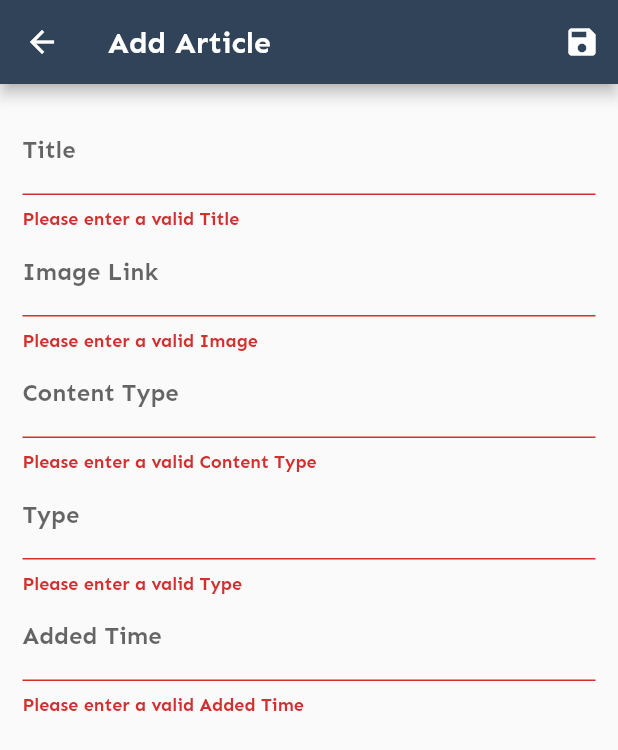
After one commit to ashishdas1997/savay_demo, a Flutter app: the EditArticleScreen screen opened by its route, after a tap on the "save" icon, on a phone screen of 412 x 824 dp. The commit adds this screen. Shown: the top 750 px of the screen. Run offline on Flutter 3.47's test engine with Material 2 defaults, Android fonts, the phone set to English and light mode, and no system bars.

Commit message:
Adding a new article to a library

```diff
--- a/lib/main.dart
+++ b/lib/main.dart
@@ -2,6 +2,8 @@ import 'package:flutter/cupertino.dart';
 import 'package:flutter/material.dart';
 import 'package:provider/provider.dart';
 import 'package:savaydemo/models/my_colors.dart';
+import 'package:savaydemo/screens/edit_article_screen.dart';
+import 'package:savaydemo/screens/library.dart';
 import 'package:savaydemo/services/article_services.dart';
 import 'screens/article_screen.dart';
 
@@ -26,6 +28,10 @@ class MyApp extends StatelessWidget {
             primaryColorLight: MyColor.primaryLightColor,
             accentColor: MyColor.primaryAssentColor),
         home: ArticleScreen(),
+        routes: {
+          Library.routeName: (ctx) => Library(),
+          EditArticleScreen.routeName: (ctx) => EditArticleScreen(),
+        },
       ),
     );
   }
--- a/lib/screens/article_screen.dart
+++ b/lib/screens/article_screen.dart
@@ -10,11 +10,7 @@ import 'package:provider/provider.dart';
 class ArticleScreen extends StatelessWidget {
   void addArticle(BuildContext ctx)
   {
-    Navigator.of(ctx).push(MaterialPageRoute(
-      builder: (_) {
-        return Library();
-      },
-    ));
+    Navigator.of(ctx).pushNamed(Library.routeName);
   }
   @override
   Widget build(BuildContext context) {
--- /dev/null
+++ b/lib/screens/edit_article_screen.dart
@@ -0,0 +1,187 @@
+import 'package:flutter/material.dart';
+import 'package:provider/provider.dart';
+import 'package:savaydemo/models/article.dart';
+import 'package:savaydemo/services/article_services.dart';
+
+class EditArticleScreen extends StatefulWidget {
+  static const routeName = '/edit-article';
+  @override
+  _EditArticleScreenState createState() => _EditArticleScreenState();
+}
+
+class _EditArticleScreenState extends State<EditArticleScreen> {
+  final imageLinkFocusNode = FocusNode();
+  final contentTypeFocusNode = FocusNode();
+  final typeFocusNode = FocusNode();
+  final addedTimeFocusNode = FocusNode();
+  final form = GlobalKey<FormState>();
+  var editedArticle = Article(
+      id: null,
+      title: "",
+      imageLink: "",
+      contentType: "",
+      type: "",
+      addedTime: "");
+
+  @override
+  void dispose() {
+    imageLinkFocusNode.dispose();
+    contentTypeFocusNode.dispose();
+    typeFocusNode.dispose();
+    addedTimeFocusNode.dispose();
+    super.dispose();
+  }
+
+  void saveForm() {
+    final isValid = form.currentState.validate();
+    if(!isValid){
+      return;
+    }
+    form.currentState.save();
+    Provider.of<AllServices>(context, listen: false).addArticle(editedArticle);
+    Navigator.of(context).pop();
+  }
+
+  @override
+  Widget build(BuildContext context) {
+    return Scaffold(
+      appBar: AppBar(
+        title: Text('Add Article'),
+        actions: <Widget>[
+          IconButton(
+            icon: Icon(Icons.save),
+            onPressed: saveForm,
+          )
+        ],
+      ),
+      body: Padding(
+        padding: const EdgeInsets.all(15.0),
+        child: Form(
+          key: form,
+          child: SingleChildScrollView(
+            scrollDirection: Axis.vertical,
+            child: Column(
+              children: <Widget>[
+                TextFormField(
+                  decoration: InputDecoration(labelText: 'Title'),
+                  textInputAction: TextInputAction.next,
+                  onFieldSubmitted: (_) {
+                    FocusScope.of(context).requestFocus(imageLinkFocusNode);
+                  },
+                  validator: (value){
+                    if(value.isEmpty) {
+                      return "Please enter a valid Title";
+                    }
+                    return null;
+                  },
+
+                  onSaved: (value) {
+                    editedArticle = Article(
+                      id: null,
+                        title: value,
+                        imageLink: editedArticle.imageLink,
+                        contentType: editedArticle.contentType,
+                        type: editedArticle.type,
+                        addedTime: editedArticle.addedTime);
+                  },
+                ),
+                TextFormField(
+                  decoration: InputDecoration(labelText: 'Image Link'),
+                  textInputAction: TextInputAction.next,
+                  focusNode: imageLinkFocusNode,
+                  onFieldSubmitted: (_) {
+                    FocusScope.of(context).requestFocus(contentTypeFocusNode);
+                  },
+                  validator: (value){
+                    if(value.isEmpty) {
+                      return "Please enter a valid Image";
+                    }
+                    return null;
+                  },
+                  onSaved: (value) {
+                    editedArticle = Article(
+                      id: null,
+                        title: editedArticle.title,
+                        imageLink: value,
+                        contentType: editedArticle.contentType,
+                        type: editedArticle.type,
+                        addedTime: editedArticle.addedTime);
+                  },
+                ),
+                TextFormField(
+                  decoration: InputDecoration(labelText: 'Content Type'),
+                  textInputAction: TextInputAction.next,
+                  focusNode: contentTypeFocusNode,
+                  onFieldSubmitted: (_) {
+                    FocusScope.of(context).requestFocus(typeFocusNode);
+                  },
+                  validator: (value){
+                    if(value.isEmpty) {
+                      return "Please enter a valid Content Type";
+                    }
+                    return null;
+                  },
+                  onSaved: (value) {
+                    editedArticle = Article(
+                      id: null,
+                        title: editedArticle.title,
+                        imageLink: editedArticle.imageLink,
+                        contentType: value,
+                        type: editedArticle.type,
+                        addedTime: editedArticle.addedTime);
+                  },
+                ),
+                TextFormField(
+                  decoration: InputDecoration(labelText: 'Type'),
+                  textInputAction: TextInputAction.next,
+                  focusNode: typeFocusNode,
+                  onFieldSubmitted: (_) {
+                    FocusScope.of(context).requestFocus(addedTimeFocusNode);
+                  },
+                  validator: (value){
+                    if(value.isEmpty) {
+                      return "Please enter a valid Type";
+                    }
+                    return null;
+                  },
+                  onSaved: (value) {
+                    editedArticle = Article(
+                      id: null,
+                        title: editedArticle.title,
+                        imageLink: editedArticle.imageLink,
+                        contentType: editedArticle.contentType,
+                        type: value,
+                        addedTime: editedArticle.addedTime);
+                  },
+                ),
+                TextFormField(
+                  decoration: InputDecoration(labelText: 'Added Time'),
+                  textInputAction: TextInputAction.next,
+                  focusNode: addedTimeFocusNode,
+                  onFieldSubmitted: (_) {
+                    saveForm();
+                  },
+                  validator: (value){
+                    if(value.isEmpty) {
+                      return "Please enter a valid Added Time";
+                    }
+                    return null;
+                  },
+                  onSaved: (value) {
+                    editedArticle = Article(
+                      id: null,
+                        title: editedArticle.title,
+                        imageLink: editedArticle.imageLink,
+                        contentType: editedArticle.contentType,
+                        type: editedArticle.type,
+                        addedTime: value);
+                  },
+                ),
+              ],
+            ),
+          ),
+        ),
+      ),
+    );
+  }
+}
--- a/lib/services/article_services.dart
+++ b/lib/services/article_services.dart
@@ -74,4 +74,19 @@ List <Article> _items =[
 List<Article> get items{
   return[..._items];
 }
+
+void addArticle(Article article){
+  final newArticle = Article(
+    id: null,
+    type:  article.type,
+    title: article.title,
+    imageLink: article.imageLink,
+    addedTime: article.addedTime,
+    contentType: article.contentType
+  );
+  _items.add(newArticle);
+  _items.insert(0, newArticle);
+notifyListeners();
 }
+
+}
```
Also changed, not shown: lib/screens/library.dart (+6 -8 lines).
